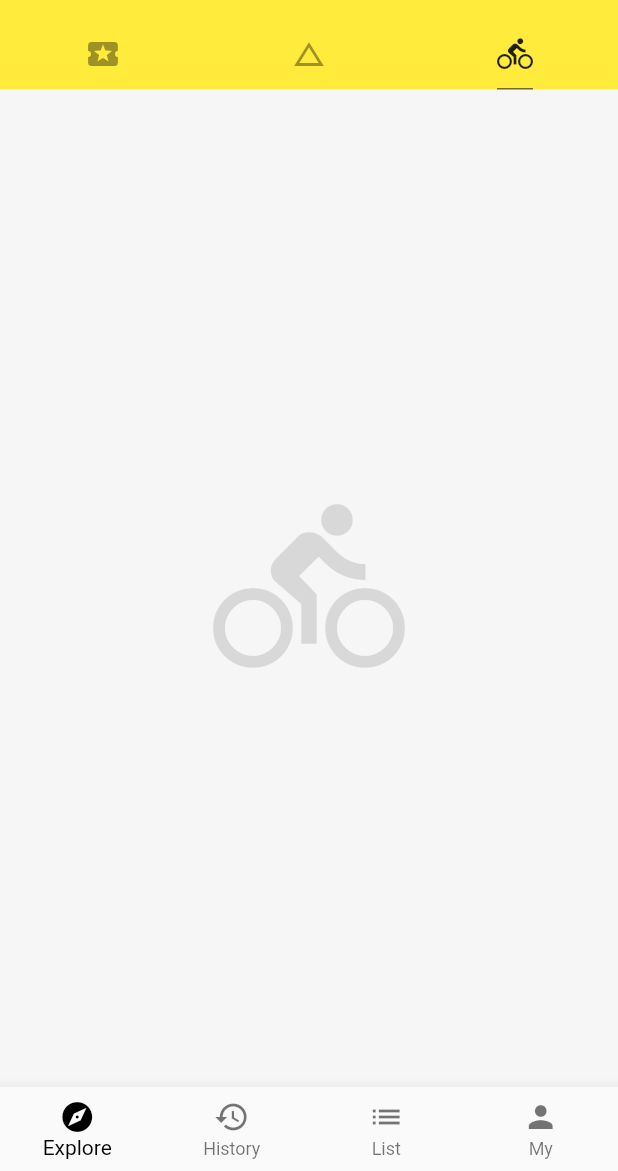
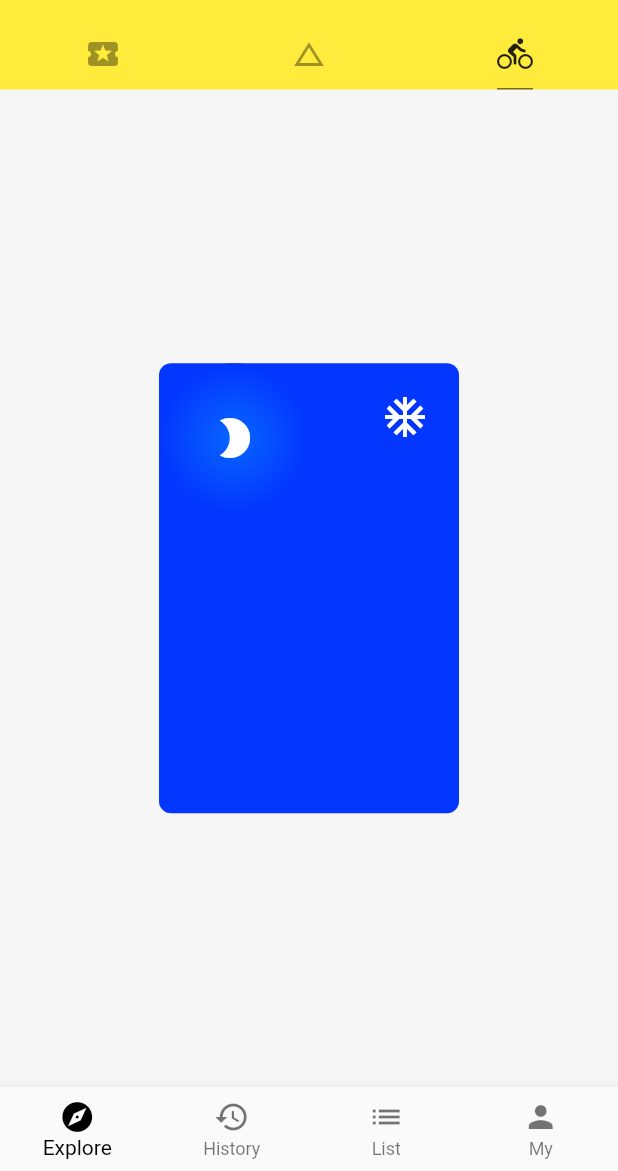
Before and after one commit to OrageKK/flutter-app, a Flutter app: the screen it shows after launch, tab 3 chosen, on a phone screen of 412 x 824 dp, the part 65-1236 px from its top. Run offline on Flutter 3.47's test engine with Material 2 defaults, Android fonts, the phone set to English and light mode, and no system bars; network calls fail.

Commit message:
Layout 一摞小部件

```diff
--- a/lib/demo/layout_demo.dart
+++ b/lib/demo/layout_demo.dart
@@ -6,7 +6,77 @@ class LayoutDemo extends StatelessWidget {
   @override
   Widget build(BuildContext context) {
     return Container(
-      child: Icon(Icons.directions_bike, size: 128, color: Colors.black12),
+      child: Column(
+        mainAxisAlignment: MainAxisAlignment.center,
+        // crossAxisAlignment: CrossAxisAlignment.center,
+        children: [
+          // IconBadge(
+          //   Icons.pool,
+          // ),
+          // IconBadge(
+          //   Icons.beach_access,
+          //   size: 64.0,
+          // ),
+          // IconBadge(
+          //   Icons.airplay_rounded,
+          // ),
+          Stack(
+            /**
+             * Stack会把小部件叠加到一起，第一个Sizebox的尺寸是最大的，所以它会相当于一个底板
+             * alignment的设置是相对于底板来设置，生效给没对齐的部件
+             */
+            alignment: Alignment.topLeft,
+            children: [
+              SizedBox(
+                width: 200.0,
+                height: 300.0,
+                child: Container(
+                  alignment: Alignment(0.0, -0.9), // (x,y)
+                  decoration: BoxDecoration(
+                    color: Color.fromRGBO(3, 54, 255, 1.0),
+                    borderRadius: BorderRadius.circular(8.0),
+                  ),
+                ),
+              ),
+              SizedBox(
+                height: 32.0,
+              ),
+              SizedBox(
+                width: 100.0,
+                height: 100.0,
+                child: Container(
+                  decoration: BoxDecoration(
+                    color: Color.fromRGBO(3, 54, 255, 1.0),
+                    shape: BoxShape.circle,
+                    // 渐变-镜像
+                    gradient: RadialGradient(
+                      colors: [
+                        Color.fromRGBO(7, 102, 255, 1.0),
+                        Color.fromRGBO(3, 54, 255, 1.0),
+                      ],
+                    ),
+                  ),
+                  child: Icon(
+                    Icons.brightness_2,
+                    color: Colors.white,
+                    size: 32.0,
+                  ),
+                ),
+              ),
+              Positioned(
+                // 绝对定位
+                right: 20.0,
+                top: 20.0,
+                child: Icon(
+                  Icons.ac_unit,
+                  color: Colors.white,
+                  size: 32.0,
+                ),
+              ),
+            ],
+          ),
+        ],
+      ),
     );
   }
 }
```
